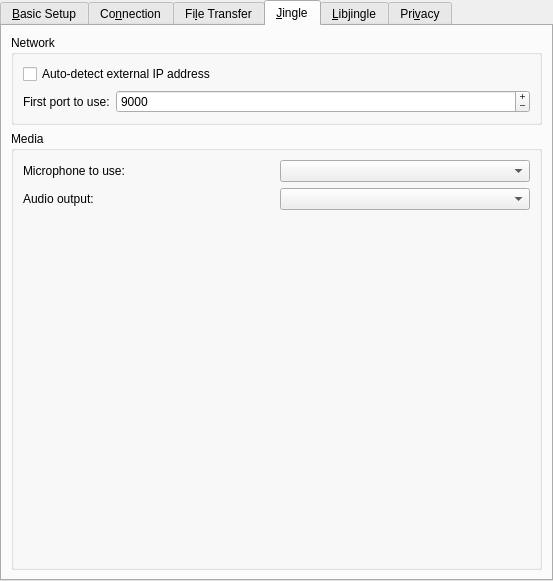
The window that protocols/jabber/ui/dlgjabbereditaccountwidget.ui (KDE/kopete) describes before a commit, drawn with Qt 5.
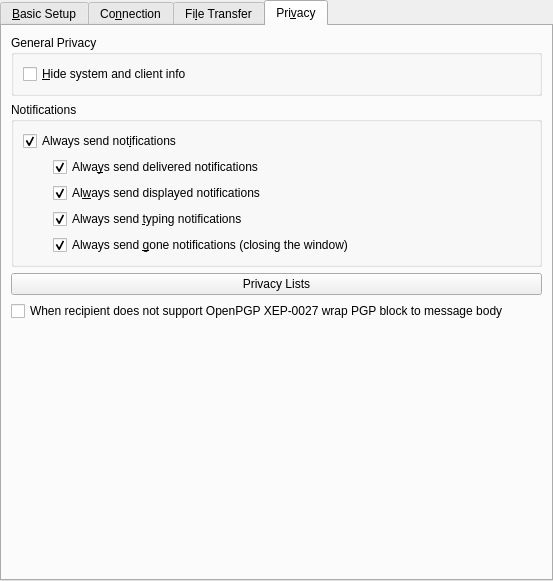
The same window after the commit. The open tabs and pages were chosen to show the change. Custom widgets are drawn as their Qt base class.

Commit message: Remove support for libjingle

Diff of the .ui file:
```diff
--- a/protocols/jabber/ui/dlgjabbereditaccountwidget.ui
+++ b/protocols/jabber/ui/dlgjabbereditaccountwidget.ui
@@ -839,156 +839,6 @@
        </item>
       </layout>
      </widget>
-     <widget class="QWidget" name="TabPage" >
-      <attribute name="title" >
-       <string>&amp;Jingle</string>
-      </attribute>
-      <layout class="QVBoxLayout" name="verticalLayout_4" >
-       <item>
-        <layout class="QVBoxLayout" name="verticalLayout_3" >
-         <item>
-          <widget class="QGroupBox" name="groupBox_2" >
-           <property name="title" >
-            <string>Network</string>
-           </property>
-           <layout class="QVBoxLayout" name="verticalLayout" >
-            <item>
-             <widget class="QCheckBox" name="autoDetectIPBox" >
-              <property name="text" >
-               <string>Auto-detect external IP address</string>
-              </property>
-             </widget>
-	    </item>
-	    <item>
-             <layout class="QHBoxLayout" name="horizontalLayout" >
-              <item>
-               <widget class="QLabel" name="label" >
-                <property name="text" >
-                 <string>First port to use:</string>
-                </property>
-               </widget>
-              </item>
-              <item>
-               <widget class="QSpinBox" name="firstPortEdit" >
-                <property name="sizePolicy" >
-                 <sizepolicy vsizetype="Fixed" hsizetype="Expanding" >
-                  <horstretch>0</horstretch>
-                  <verstretch>0</verstretch>
-                 </sizepolicy>
-                </property>
-                <property name="toolTip" >
-                 <string>Set the first incoming port to use for Jingle sessions.
-One media type uses 2 ports and each new Jingle session will use the next 2 available ports.</string>
-                </property>
-                <property name="buttonSymbols" >
-                 <enum>QAbstractSpinBox::PlusMinus</enum>
-                </property>
-                <property name="minimum" >
-                 <number>1</number>
-                </property>
-                <property name="maximum" >
-                 <number>65535</number>
-                </property>
-                <property name="value" >
-                 <number>9000</number>
-                </property>
-               </widget>
-              </item>
-             </layout>
-            </item>
-           </layout>
-          </widget>
-         </item>
-         <item>
-          <widget class="QGroupBox" name="groupBox_3" >
-           <property name="title" >
-            <string>Media</string>
-           </property>
-           <layout class="QVBoxLayout" name="verticalLayout_2" >
-            <item>
-             <layout class="QHBoxLayout" name="horizontalLayout_2" >
-              <item>
-               <widget class="QLabel" name="label_2" >
-                <property name="text" >
-                 <string>Microphone to use:</string>
-                </property>
-               </widget>
-              </item>
-              <item>
-               <widget class="QComboBox" name="audioInputsCombo" />
-              </item>
-             </layout>
-            </item>
-            <item>
-             <layout class="QHBoxLayout" name="horizontalLayout_3" >
-              <item>
-               <widget class="QLabel" name="label_3" >
-                <property name="text" >
-                 <string>Audio output:</string>
-                </property>
-               </widget>
-              </item>
-              <item>
-               <widget class="QComboBox" name="audioOutputsCombo" />
-              </item>
-             </layout>
-            </item>
-            <item>
-             <spacer name="verticalSpacer_2" >
-              <property name="orientation" >
-               <enum>Qt::Vertical</enum>
-              </property>
-              <property name="sizeHint" stdset="0" >
-               <size>
-                <width>20</width>
-                <height>321</height>
-               </size>
-              </property>
-             </spacer>
-            </item>
-           </layout>
-          </widget>
-         </item>
-        </layout>
-       </item>
-      </layout>
-     </widget>
-     <widget class="QWidget" name="TabPage">
-      <attribute name="title">
-       <string>&amp;Libjingle</string>
-      </attribute>
-      <layout class="QVBoxLayout" name="_20">
-       <item>
-        <widget class="QGroupBox" name="groupBox_17">
-         <property name="title">
-          <string>Libjingle settings</string>
-         </property>
-         <layout class="QVBoxLayout" name="verticalLayout_9">
-          <item>
-           <widget class="QCheckBox" name="Libjingle">
-            <property name="toolTip">
-             <string>This enable libjingle voice call</string>
-            </property>
-            <property name="text">
-             <string>Enable libjingle support</string>
-            </property>
-            <property name="checked">
-             <bool>true</bool>
-            </property>
-           </widget>
-          </item>
-          <item>
-           <spacer name="verticalSpacer">
-            <property name="orientation">
-             <enum>Qt::Vertical</enum>
-            </property>
-           </spacer>
-          </item>
-         </layout>
-        </widget>
-       </item>
-      </layout>
-     </widget>
      <widget class="QWidget" name="TabPage" >
       <attribute name="title" >
        <string>Pri&amp;vacy</string>
```
Left out of the diff: 16 changed lines with no effect on the pictures. The commit also changes 892 other files.
